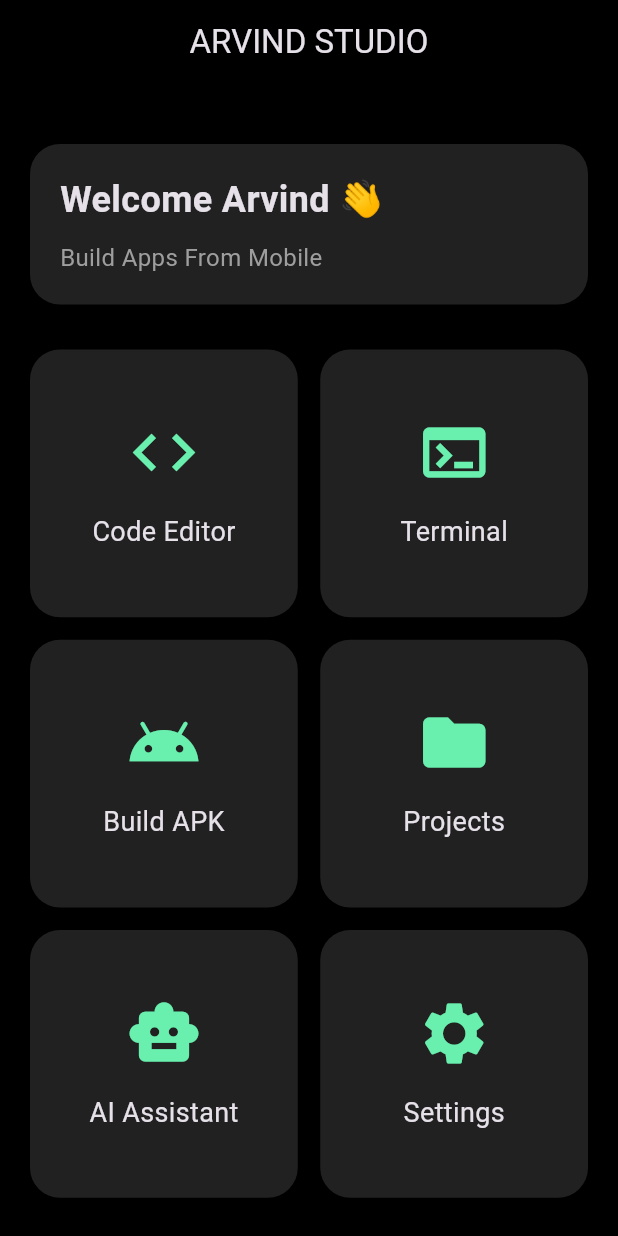
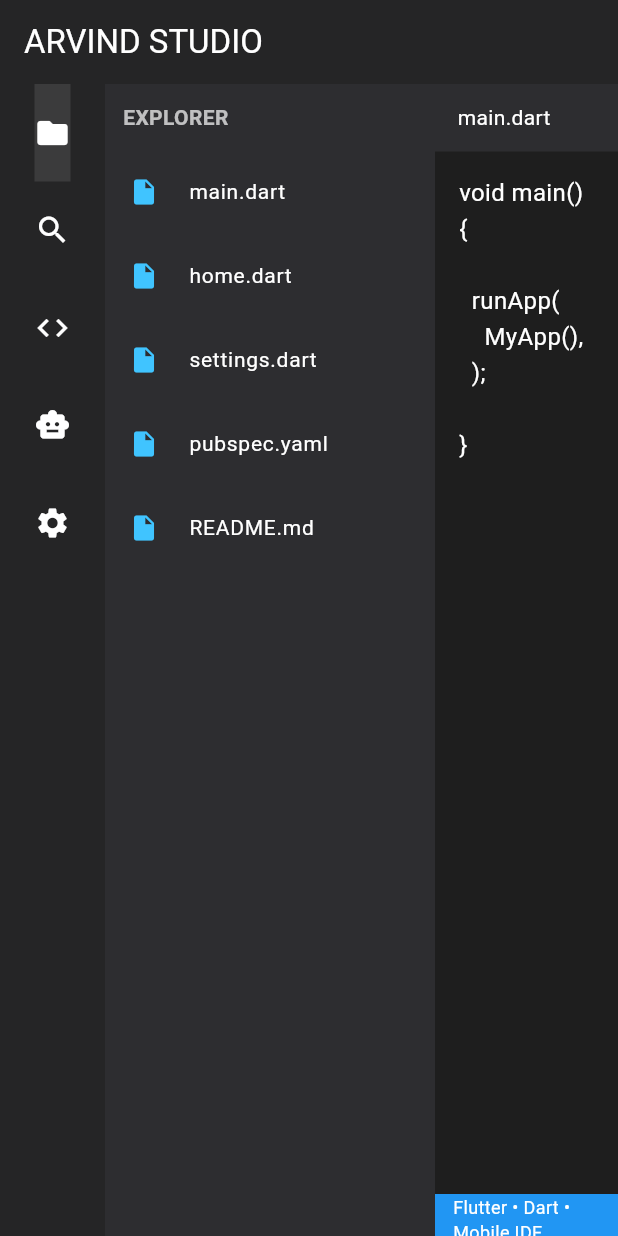
Before and after one commit to arvindkumar79837-boop/arvind_studio-new, a Flutter app: the screen it shows after launch, on a phone screen of 412 x 824 dp. Run offline on Flutter 3.47's test engine with Material 3 defaults, Android fonts, the phone set to English and light mode, and no system bars.

Commit message:
Update main.dart with IDE-style interface

```diff
--- a/lib/main.dart
+++ b/lib/main.dart
@@ -1,11 +1,11 @@
 import 'package:flutter/material.dart';
 
 void main() {
-  runApp(const ArvindStudioApp());
+  runApp(const ArvindStudio());
 }
 
-class ArvindStudioApp extends StatelessWidget {
-  const ArvindStudioApp({super.key});
+class ArvindStudio extends StatelessWidget {
+  const ArvindStudio({super.key});
 
   @override
   Widget build(BuildContext context) {
@@ -13,113 +13,247 @@ class ArvindStudioApp extends StatelessWidget {
       debugShowCheckedModeBanner: false,
       title: 'ARVIND STUDIO',
       theme: ThemeData.dark(),
-      home: const HomeScreen(),
+      home: const IDEHomePage(),
     );
   }
 }
 
-class HomeScreen extends StatelessWidget {
-  const HomeScreen({super.key});
+class IDEHomePage extends StatefulWidget {
+  const IDEHomePage({super.key});
+
+  @override
+  State<IDEHomePage> createState() => _IDEHomePageState();
+}
+
+class _IDEHomePageState extends State<IDEHomePage> {
+
+  int selectedIndex = 0;
+
+  final List<String> files = [
+    "main.dart",
+    "home.dart",
+    "settings.dart",
+    "pubspec.yaml",
+    "README.md",
+  ];
 
   @override
   Widget build(BuildContext context) {
+
     return Scaffold(
-      backgroundColor: Colors.black,
+
+      backgroundColor: const Color(0xff1e1e1e),
+
       appBar: AppBar(
-        title: const Text("ARVIND STUDIO"),
-        backgroundColor: Colors.black,
-        centerTitle: true,
+        backgroundColor: const Color(0xff252526),
+        title: const Text(
+          "ARVIND STUDIO",
+          style: TextStyle(
+            color: Colors.white,
           ),
-      body: Padding(
-        padding: const EdgeInsets.all(20),
-        child: Column(
+        ),
+      ),
+
+      body: Row(
+
         children: [
 
-            const SizedBox(height: 20),
+          // SIDEBAR
+          Container(
+            width: 70,
+            color: const Color(0xff252526),
 
-            Container(
-              width: double.infinity,
-              padding: const EdgeInsets.all(20),
-              decoration: BoxDecoration(
-                color: Colors.grey.shade900,
-                borderRadius: BorderRadius.circular(20),
-              ),
-              child: const Column(
-                crossAxisAlignment: CrossAxisAlignment.start,
+            child: Column(
+
               children: [
 
-                  Text(
-                    "Welcome Arvind 👋",
+                sideIcon(Icons.folder, 0),
+                sideIcon(Icons.search, 1),
+                sideIcon(Icons.code, 2),
+                sideIcon(Icons.smart_toy, 3),
+                sideIcon(Icons.settings, 4),
+
+              ],
+            ),
+          ),
+
+          // FILE EXPLORER
+          Container(
+            width: 220,
+            color: const Color(0xff2d2d30),
+
+            child: Column(
+
+              crossAxisAlignment: CrossAxisAlignment.start,
+
+              children: [
+
+                const Padding(
+                  padding: EdgeInsets.all(12),
+                  child: Text(
+                    "EXPLORER",
                     style: TextStyle(
-                      fontSize: 24,
+                      color: Colors.white70,
                       fontWeight: FontWeight.bold,
                     ),
                   ),
+                ),
 
-                  SizedBox(height: 10),
+                Expanded(
+                  child: ListView.builder(
 
-                  Text(
-                    "Build Apps From Mobile",
-                    style: TextStyle(
-                      fontSize: 16,
-                      color: Colors.grey,
+                    itemCount: files.length,
+
+                    itemBuilder: (context, index) {
+
+                      return ListTile(
+
+                        leading: const Icon(
+                          Icons.insert_drive_file,
+                          color: Colors.lightBlueAccent,
+                          size: 20,
+                        ),
+
+                        title: Text(
+                          files[index],
+                          style: const TextStyle(
+                            color: Colors.white,
+                            fontSize: 14,
+                          ),
+                        ),
+
+                        onTap: () {},
+
+                      );
+                    },
                   ),
                 ),
               ],
             ),
           ),
 
-            const SizedBox(height: 30),
+          // EDITOR AREA
+          Expanded(
 
-            Expanded(
-              child: GridView.count(
-                crossAxisCount: 2,
-                crossAxisSpacing: 15,
-                mainAxisSpacing: 15,
+            child: Container(
+
+              color: const Color(0xff1e1e1e),
+
+              child: Column(
+
+                crossAxisAlignment: CrossAxisAlignment.start,
+
                 children: [
 
-                  buildCard(Icons.code, "Code Editor"),
-                  buildCard(Icons.terminal, "Terminal"),
-                  buildCard(Icons.android, "Build APK"),
-                  buildCard(Icons.folder, "Projects"),
-                  buildCard(Icons.smart_toy, "AI Assistant"),
-                  buildCard(Icons.settings, "Settings"),
+                  Container(
+                    height: 45,
+                    color: const Color(0xff2d2d30),
+
+                    child: Row(
+
+                      children: [
+
+                        Container(
+                          padding: const EdgeInsets.symmetric(
+                            horizontal: 15,
+                          ),
+
+                          alignment: Alignment.center,
+
+                          child: const Text(
+                            "main.dart",
+                            style: TextStyle(
+                              color: Colors.white,
+                            ),
+                          ),
+                        ),
 
                       ],
                     ),
                   ),
+
+                  const Expanded(
+
+                    child: Padding(
+                      padding: EdgeInsets.all(16),
+
+                      child: SingleChildScrollView(
+
+                        child: Text(
+
+                          '''
+void main() {
+
+  runApp(
+    MyApp(),
+  );
+
+}
+                          ''',
+
+                          style: TextStyle(
+                            color: Colors.white,
+                            fontSize: 16,
+                            height: 1.5,
+                          ),
+                        ),
+                      ),
+                    ),
+                  ),
+
+                  Container(
+                    height: 28,
+                    color: Colors.blue,
+
+                    alignment: Alignment.centerLeft,
+
+                    padding: const EdgeInsets.symmetric(
+                      horizontal: 12,
+                    ),
+
+                    child: const Text(
+                      "Flutter • Dart • Mobile IDE",
+                      style: TextStyle(
+                        color: Colors.white,
+                        fontSize: 12,
+                      ),
+                    ),
+                  ),
+
                 ],
               ),
-      ),
-    );
-  }
-
-  Widget buildCard(IconData icon, String title) {
-    return Container(
-      decoration: BoxDecoration(
-        color: Colors.grey.shade900,
-        borderRadius: BorderRadius.circular(20),
-      ),
-      child: Column(
-        mainAxisAlignment: MainAxisAlignment.center,
-        children: [
-
-          Icon(
-            icon,
-            size: 50,
-            color: Colors.greenAccent,
-          ),
-
-          const SizedBox(height: 15),
-
-          Text(
-            title,
-            style: const TextStyle(
-              fontSize: 18,
             ),
           ),
         ],
       ),
     );
   }
+
+  Widget sideIcon(IconData icon, int index) {
+
+    return InkWell(
+
+      onTap: () {
+
+        setState(() {
+          selectedIndex = index;
+        });
+
+      },
+
+      child: Container(
+
+        height: 65,
+
+        color: selectedIndex == index
+            ? Colors.white10
+            : Colors.transparent,
+
+        child: Icon(
+          icon,
+          color: Colors.white,
+        ),
+      ),
+    );
   }
+}
```
Lines whose indentation alone changed are shown as unchanged.
